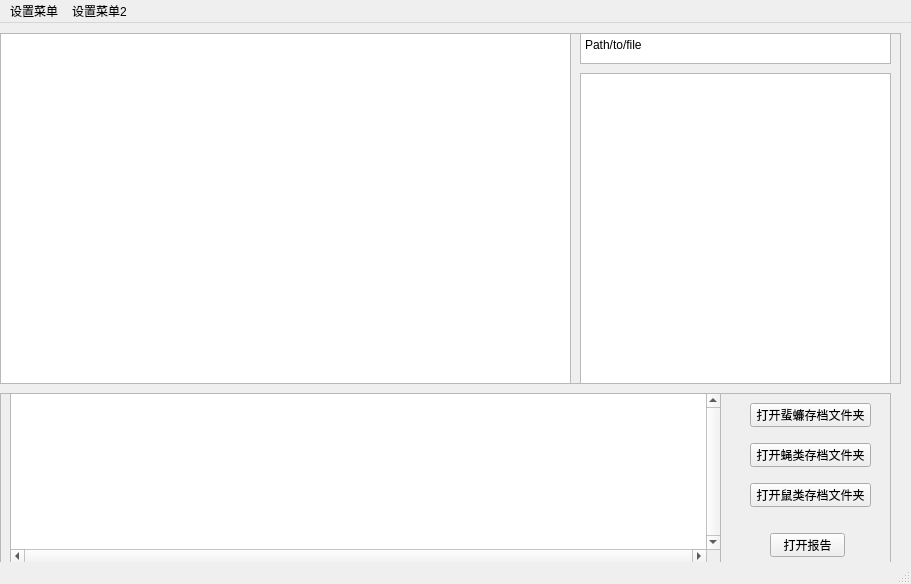
The window that ui/tab7.ui (2950067210dqy/pyqt6_project_smart_device) describes before a commit, drawn with Qt 5.
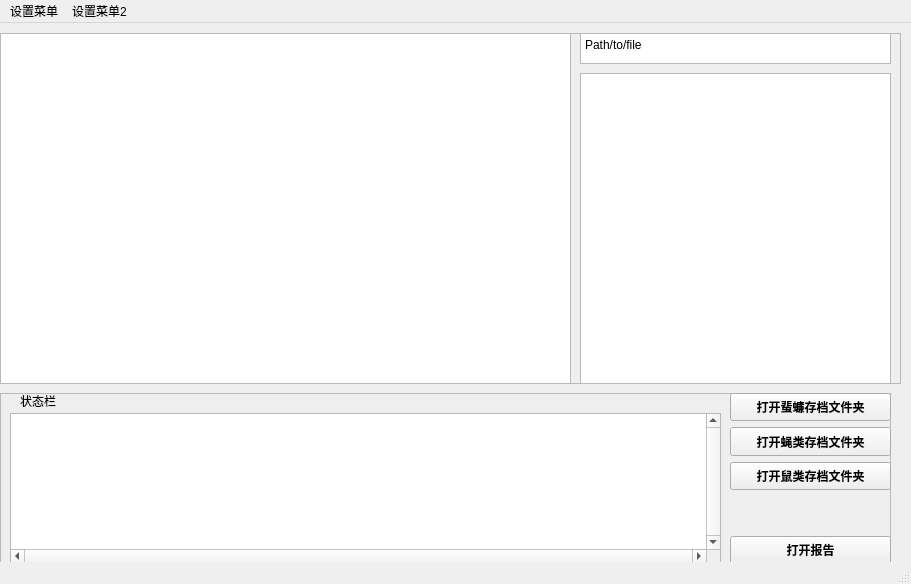
The same window after the commit.

The edit to the form file:
```diff
--- a/ui/tab7.ui
+++ b/ui/tab7.ui
@@ -43,9 +43,9 @@
      <property name="geometry">
       <rect>
        <x>10</x>
-       <y>0</y>
+       <y>20</y>
        <width>711</width>
-       <height>171</height>
+       <height>151</height>
       </rect>
      </property>
      <property name="verticalScrollBarPolicy">
@@ -68,57 +68,123 @@
 &lt;p style=&quot;-qt-paragraph-type:empty; margin-top:0px; margin-bottom:0px; margin-left:0px; margin-right:0px; -qt-block-indent:0; text-indent:0px;&quot;&gt;&lt;br /&gt;&lt;/p&gt;&lt;/body&gt;&lt;/html&gt;</string>
      </property>
     </widget>
-    <widget class="QPushButton" name="openFL_btn">
+    <widget class="QLabel" name="label">
      <property name="geometry">
       <rect>
-       <x>750</x>
-       <y>10</y>
-       <width>121</width>
-       <height>24</height>
+       <x>20</x>
+       <y>0</y>
+       <width>54</width>
+       <height>16</height>
       </rect>
      </property>
      <property name="text">
-      <string>打开蜚蠊存档文件夹</string>
+      <string>状态栏</string>
      </property>
     </widget>
-    <widget class="QPushButton" name="openYL_btn">
+    <widget class="QWidget" name="verticalLayoutWidget">
      <property name="geometry">
       <rect>
-       <x>750</x>
-       <y>50</y>
-       <width>121</width>
-       <height>24</height>
+       <x>730</x>
+       <y>0</y>
+       <width>161</width>
+       <height>171</height>
       </rect>
      </property>
-     <property name="text">
-      <string>打开蝇类存档文件夹</string>
-     </property>
-    </widget>
-    <widget class="QPushButton" name="openSL_btn">
-     <property name="geometry">
-      <rect>
-       <x>750</x>
-       <y>90</y>
-       <width>121</width>
-       <height>24</height>
-      </rect>
-     </property>
-     <property name="text">
-      <string>打开鼠类存档文件夹</string>
-     </property>
-    </widget>
-    <widget class="QPushButton" name="openReport_btn">
-     <property name="geometry">
-      <rect>
-       <x>770</x>
-       <y>140</y>
-       <width>75</width>
-       <height>24</height>
-      </rect>
-     </property>
-     <property name="text">
-      <string>打开报告</string>
-     </property>
+     <layout class="QVBoxLayout" name="verticalLayout">
+      <item>
+       <widget class="QPushButton" name="openFL_btn">
+        <property name="sizePolicy">
+         <sizepolicy hsizetype="Expanding" vsizetype="Expanding">
+          <horstretch>0</horstretch>
+          <verstretch>0</verstretch>
+         </sizepolicy>
+        </property>
+        <property name="font">
+         <font>
+          <family>宋体</family>
+          <pointsize>9</pointsize>
+          <bold>true</bold>
+         </font>
+        </property>
+        <property name="text">
+         <string>打开蜚蠊存档文件夹</string>
+        </property>
+       </widget>
+      </item>
+      <item>
+       <widget class="QPushButton" name="openYL_btn">
+        <property name="sizePolicy">
+         <sizepolicy hsizetype="Expanding" vsizetype="MinimumExpanding">
+          <horstretch>0</horstretch>
+          <verstretch>0</verstretch>
+         </sizepolicy>
+        </property>
+        <property name="font">
+         <font>
+          <family>宋体</family>
+          <pointsize>9</pointsize>
+          <bold>true</bold>
+         </font>
+        </property>
+        <property name="text">
+         <string>打开蝇类存档文件夹</string>
+        </property>
+       </widget>
+      </item>
+      <item>
+       <widget class="QPushButton" name="openSL_btn">
+        <property name="sizePolicy">
+         <sizepolicy hsizetype="Expanding" vsizetype="MinimumExpanding">
+          <horstretch>0</horstretch>
+          <verstretch>0</verstretch>
+         </sizepolicy>
+        </property>
+        <property name="font">
+         <font>
+          <family>宋体</family>
+          <pointsize>9</pointsize>
+          <bold>true</bold>
+         </font>
+        </property>
+        <property name="text">
+         <string>打开鼠类存档文件夹</string>
+        </property>
+       </widget>
+      </item>
+      <item>
+       <spacer name="verticalSpacer">
+        <property name="orientation">
+         <enum>Qt::Vertical</enum>
+        </property>
+        <property name="sizeHint" stdset="0">
+         <size>
+          <width>20</width>
+          <height>40</height>
+         </size>
+        </property>
+       </spacer>
+      </item>
+      <item>
+       <widget class="QPushButton" name="openReport_btn">
+        <property name="sizePolicy">
+         <sizepolicy hsizetype="Expanding" vsizetype="MinimumExpanding">
+          <horstretch>0</horstretch>
+          <verstretch>0</verstretch>
+         </sizepolicy>
+        </property>
+        <property name="font">
+         <font>
+          <family>宋体</family>
+          <pointsize>9</pointsize>
+          <bold>true</bold>
+         </font>
+        </property>
+        <property name="text">
+         <string>打开报告</string>
+        </property>
+       </widget>
+      </item>
+     </layout>
     </widget>
    </widget>
    <widget class="QFrame" name="graphic_frame">
```
Left out of the diff: 10 changed lines with no effect on the pictures.
